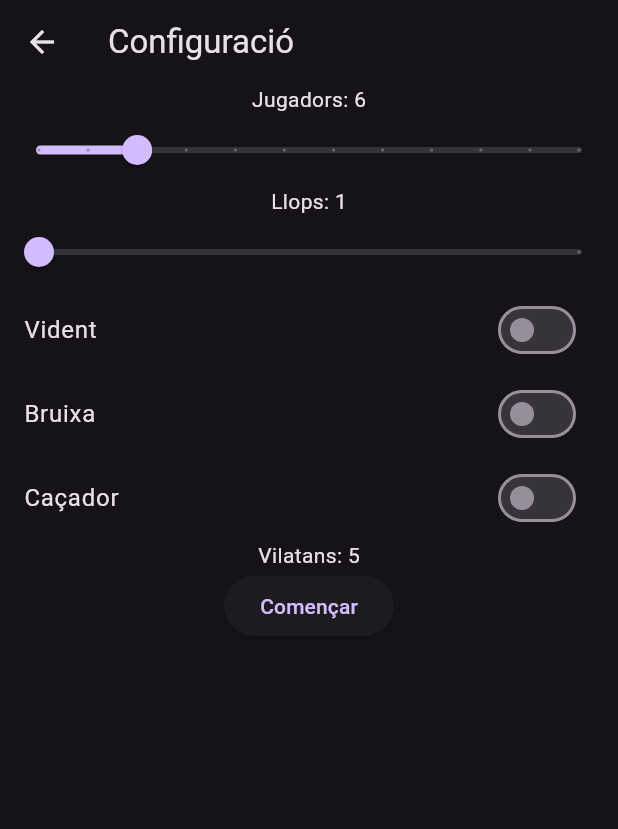
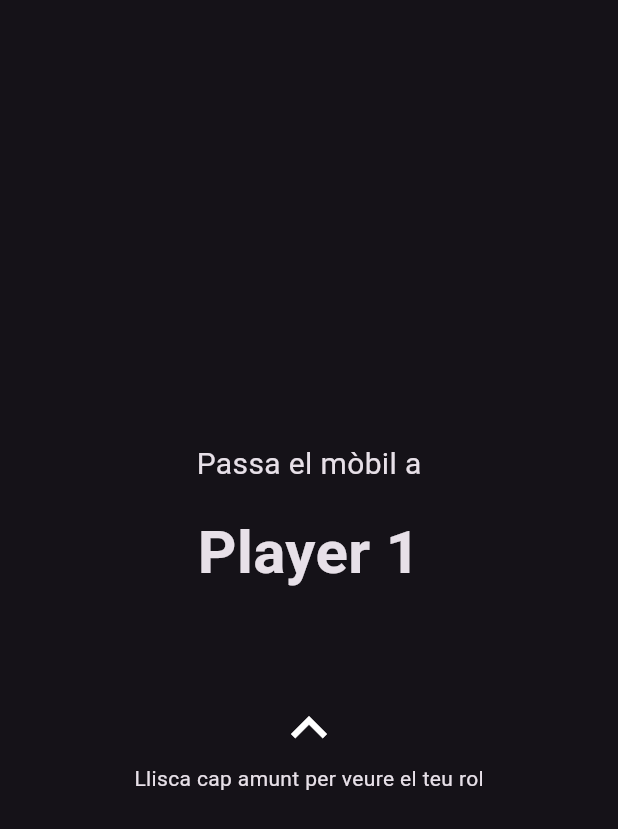
Before and after one commit to GorkaSancho/JuegoLobo_mobil, a Flutter app: the ConfigScreen screen opened directly, after a tap on "Començar", on a phone screen of 412 x 824 dp. Shown: the top 829 px of the screen. Run offline on Flutter 3.47's test engine with Material 3 defaults, Android fonts, the phone set to English and light mode, and no system bars.

Commit message:
Afegit noms de jugadors i repartiment de rols

```diff
--- a/lib/ConfiguracioPartida.dart
+++ b/lib/ConfiguracioPartida.dart
@@ -4,10 +4,12 @@ class ConfiguracioPartida {
   final bool vident;
   final bool bruixa;
   final bool cazador;
+  final List<String> noms;
 
   const ConfiguracioPartida({
     required this.nJugadors,
     required this.nLlops,
+    required this.noms,
     this.vident = true,
     this.bruixa = true,
     this.cazador = true,
--- a/lib/config_menu.dart
+++ b/lib/config_menu.dart
@@ -1,5 +1,6 @@
 import 'package:flutter/material.dart';
 import 'ConfiguracioPartida.dart';
+import 'repartiment_rols.dart';
 class ConfigScreen extends StatefulWidget {
   const ConfigScreen({super.key});
 
@@ -13,6 +14,7 @@ class _ConfigScreenState extends State<ConfigScreen> {
   bool _hiHaVident = false;
   bool _hihaBruixa = false;
   bool _hihaCazador = false;
+  final List<TextEditingController> _controllersNoms = [];
 
   int get _maxLlops => (_numJugadors - 1) ~/ 2;
   int get _rolsEspecials =>
@@ -20,10 +22,35 @@ class _ConfigScreenState extends State<ConfigScreen> {
   int get _numVilatans => _numJugadors - _numLlops - _rolsEspecials;
 
   @override
+  void initState() {
+    super.initState();
+    _ajustarNoms();
+  }
+
+  @override
+  void dispose() {
+    for (final c in _controllersNoms) {
+      c.dispose();
+    }
+    super.dispose();
+  }
+
+  void _ajustarNoms() {
+    while (_controllersNoms.length < _numJugadors) {
+      _controllersNoms.add(
+        TextEditingController(text: 'Player ${_controllersNoms.length + 1}'),
+      );
+    }
+    while (_controllersNoms.length > _numJugadors) {
+      _controllersNoms.removeLast().dispose();
+    }
+  }
+
+  @override
   Widget build(BuildContext context) {
     return Scaffold(
       appBar: AppBar(title: const Text('Configuració')),
-      body: Column(
+      body: ListView(
         children: [
           Text('Jugadors: $_numJugadors'),
           Slider(
@@ -34,6 +61,7 @@ class _ConfigScreenState extends State<ConfigScreen> {
             onChanged: (v) => setState(() {
               _numJugadors = v.round();
               if (_numLlops > _maxLlops) _numLlops = _maxLlops;
+              _ajustarNoms();
             }),
           ),
           Text('Llops: $_numLlops'),
@@ -61,6 +89,17 @@ class _ConfigScreenState extends State<ConfigScreen> {
               onChanged: (v) => setState(()=> _hihaCazador = v)
           ),
           Text('Vilatans: $_numVilatans'),
+          for (int i = 0; i < _numJugadors; i++)
+            Padding(
+              padding: const EdgeInsets.symmetric(horizontal: 16, vertical: 4),
+              child: TextField(
+                controller: _controllersNoms[i],
+                decoration: InputDecoration(
+                  labelText: 'Nom del jugador ${i + 1}',
+                  border: const OutlineInputBorder(),
+                ),
+              ),
+            ),
           ElevatedButton(
             onPressed: () {
               final config = ConfiguracioPartida(
@@ -69,6 +108,13 @@ class _ConfigScreenState extends State<ConfigScreen> {
                 vident: _hiHaVident,
                 bruixa: _hihaBruixa,
                 cazador: _hihaCazador,
+                noms: _controllersNoms.map((c) => c.text).toList(),
+              );
+              Navigator.push(
+                context,
+                MaterialPageRoute(
+                  builder: (context) => RepartimentRolsScreen(config: config),
+                ),
               );
             },
             child: const Text('Començar'),
--- /dev/null
+++ b/lib/jugador.dart
@@ -0,0 +1,29 @@
+enum Rol {
+  // rol de vilata
+  vilata(
+    'Vilatà',
+    '🧑‍🌾',
+    'Descobreix qui són els llops i elimina\'ls amb el teu vot.',
+  ),
+  // El llop
+  llop(
+    'Llop',
+    '🐺',
+    'Elimina els vilatans sense que et descobreixin.',
+  );
+
+  final String nom;
+  final String emoji;
+  final String descripcio;
+
+  const Rol(this.nom, this.emoji, this.descripcio);
+}
+
+// Dades del jugador
+class Jugador {
+  final String nom;
+  final Rol rol;
+  bool viu = true;
+
+  Jugador(this.nom, this.rol);
+}
--- /dev/null
+++ b/lib/repartiment_rols.dart
@@ -0,0 +1,133 @@
+import 'package:flutter/material.dart';
+import 'ConfiguracioPartida.dart';
+import 'jugador.dart';
+
+class RepartimentRolsScreen extends StatefulWidget {
+  final ConfiguracioPartida config;
+
+  const RepartimentRolsScreen({super.key, required this.config});
+
+  @override
+  State<RepartimentRolsScreen> createState() => _RepartimentRolsScreenState();
+}
+
+class _RepartimentRolsScreenState extends State<RepartimentRolsScreen> {
+  late final List<Jugador> _jugadors;
+  int _actual = 0;
+  bool _mostrantRol = false;
+
+  @override
+  void initState() {
+    super.initState();
+    final rols = <Rol>[
+      for (int i = 0; i < widget.config.nJugadors; i++)
+        i < widget.config.nLlops ? Rol.llop : Rol.vilata,
+    ];
+    rols.shuffle();
+    _jugadors = [
+      for (int i = 0; i < rols.length; i++)
+        Jugador(widget.config.noms[i], rols[i]),
+    ];
+  }
+
+  void _seguent() {
+    setState(() {
+      _actual++;
+      _mostrantRol = false;
+    });
+  }
+
+  @override
+  Widget build(BuildContext context) {
+    final acabat = _actual >= _jugadors.length;
+    return Scaffold(
+      body: SafeArea(
+        child: AnimatedSwitcher(
+          duration: const Duration(milliseconds: 300),
+          child: acabat
+              ? _vistaFinal()
+              : _mostrantRol
+              ? _vistaRol(_jugadors[_actual])
+              : _vistaNom(_jugadors[_actual]),
+        ),
+      ),
+    );
+  }
+
+  Widget _vistaNom(Jugador jugador) {
+    return GestureDetector(
+      key: ValueKey('nom$_actual'),
+      behavior: HitTestBehavior.opaque,
+      onVerticalDragEnd: (detalls) {
+        if ((detalls.primaryVelocity ?? 0) < 0) {
+          setState(() => _mostrantRol = true);
+        }
+      },
+      child: SizedBox.expand(
+        child: Column(
+          mainAxisAlignment: MainAxisAlignment.center,
+          children: [
+            const Text('Passa el mòbil a', style: TextStyle(fontSize: 20)),
+            const SizedBox(height: 16),
+            Text(
+              jugador.nom,
+              style: const TextStyle(fontSize: 40, fontWeight: FontWeight.bold),
+            ),
+            const SizedBox(height: 64),
+            const Icon(Icons.keyboard_arrow_up, size: 48),
+            const Text('Llisca cap amunt per veure el teu rol'),
+          ],
+        ),
+      ),
+    );
+  }
+
+  Widget _vistaRol(Jugador jugador) {
+    final esUltim = _actual == _jugadors.length - 1;
+    return SizedBox.expand(
+      key: ValueKey('rol$_actual'),
+      child: Column(
+        mainAxisAlignment: MainAxisAlignment.center,
+        children: [
+          Text(jugador.nom, style: const TextStyle(fontSize: 20)),
+          const SizedBox(height: 16),
+          Text(jugador.rol.emoji, style: const TextStyle(fontSize: 96)),
+          Text(
+            jugador.rol.nom,
+            style: const TextStyle(fontSize: 40, fontWeight: FontWeight.bold),
+          ),
+          const SizedBox(height: 16),
+          Padding(
+            padding: const EdgeInsets.symmetric(horizontal: 32),
+            child: Text(jugador.rol.descripcio, textAlign: TextAlign.center),
+          ),
+          const SizedBox(height: 48),
+          FilledButton(
+            onPressed: _seguent,
+            child: Text(esUltim ? 'Acabar' : 'Següent'),
+          ),
+        ],
+      ),
+    );
+  }
+
+  Widget _vistaFinal() {
+    return SizedBox.expand(
+      key: const ValueKey('final'),
+      child: Column(
+        mainAxisAlignment: MainAxisAlignment.center,
+        children: [
+          const Text(
+            'Tothom ja té el seu rol',
+            style: TextStyle(fontSize: 28, fontWeight: FontWeight.bold),
+          ),
+          const SizedBox(height: 32),
+          FilledButton(
+            onPressed: () {},
+            child: const Text('Començar la primera nit'),
+          ),
+        ],
+      ),
+    );
+  }
+}
```
